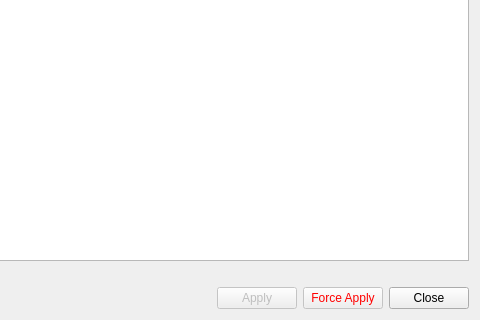
Old version of the form dnsctl/gui/ui/plan_dialog.ui in the repository dhivijit/dnsctl; both pictures show x 270 to 750 and y 200 to 520 of the 750 by 520 pixel window.
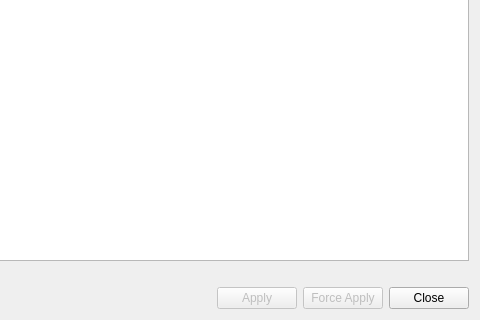
New version of the form.

```diff
--- a/dnsctl/gui/ui/plan_dialog.ui
+++ b/dnsctl/gui/ui/plan_dialog.ui
@@ -84,9 +84,6 @@
        <property name="enabled">
         <bool>false</bool>
        </property>
-       <property name="styleSheet">
-        <string>color: red;</string>
-       </property>
       </widget>
      </item>
      <item>
```
Left out of the diff: 3 changed lines with no effect on the pictures.
